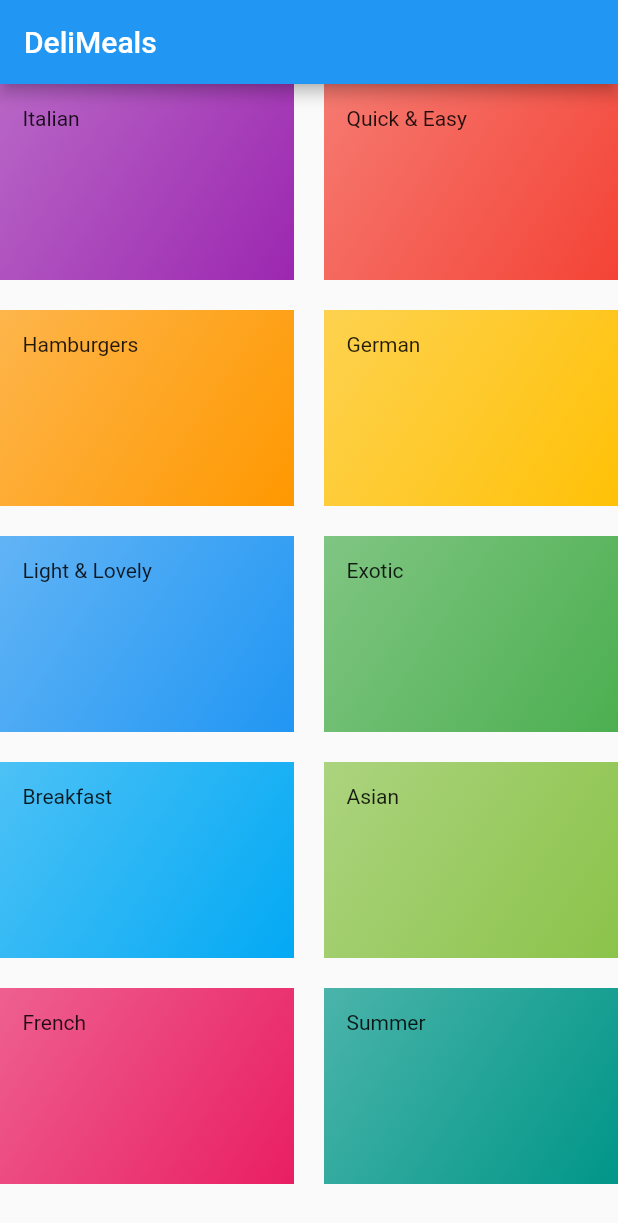
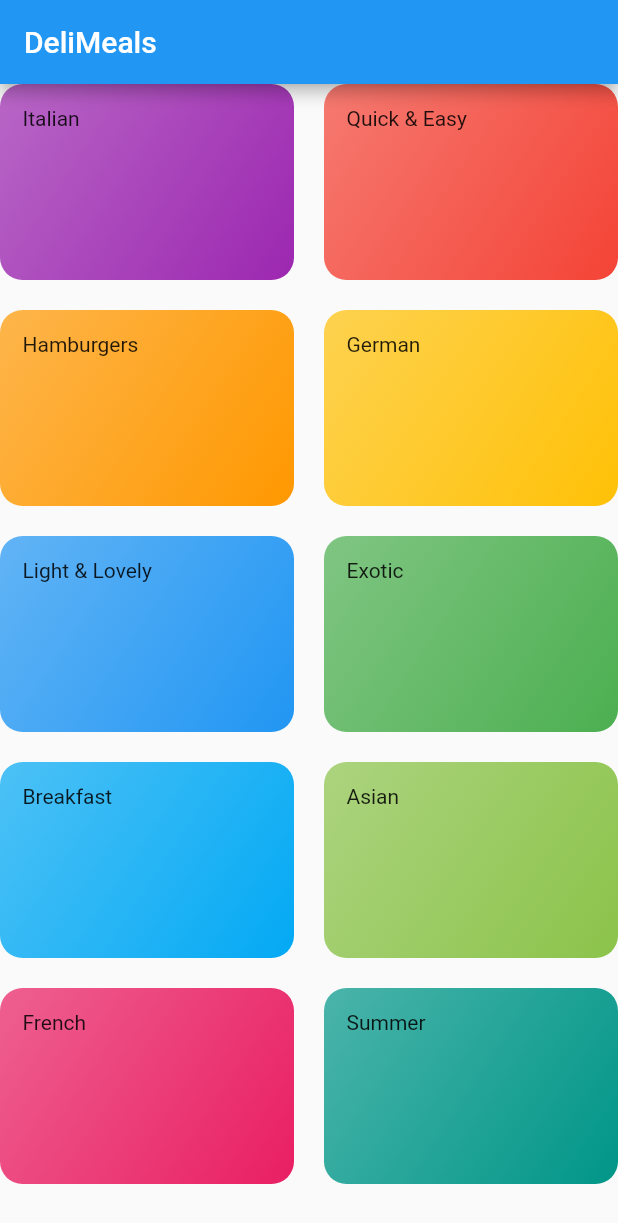
Before and after one commit to Estauti/flutter_meals, a Flutter app: the screen it shows after launch, on a phone screen of 412 x 824 dp. Shown: the top 1223 px of the screen. Run offline on Flutter 3.47's test engine with Material 2 defaults, Android fonts, the phone set to English and light mode, and no system bars.

Commit message:
Add border radius to category item

```diff
--- a/lib/category_item.dart
+++ b/lib/category_item.dart
@@ -22,6 +22,9 @@ class CategoryItem extends StatelessWidget {
           begin: Alignment.topLeft,
           end: Alignment.bottomRight,
         ),
+        borderRadius: BorderRadius.all(
+          Radius.circular(15),
+        ),
       ),
     );
   }
```
